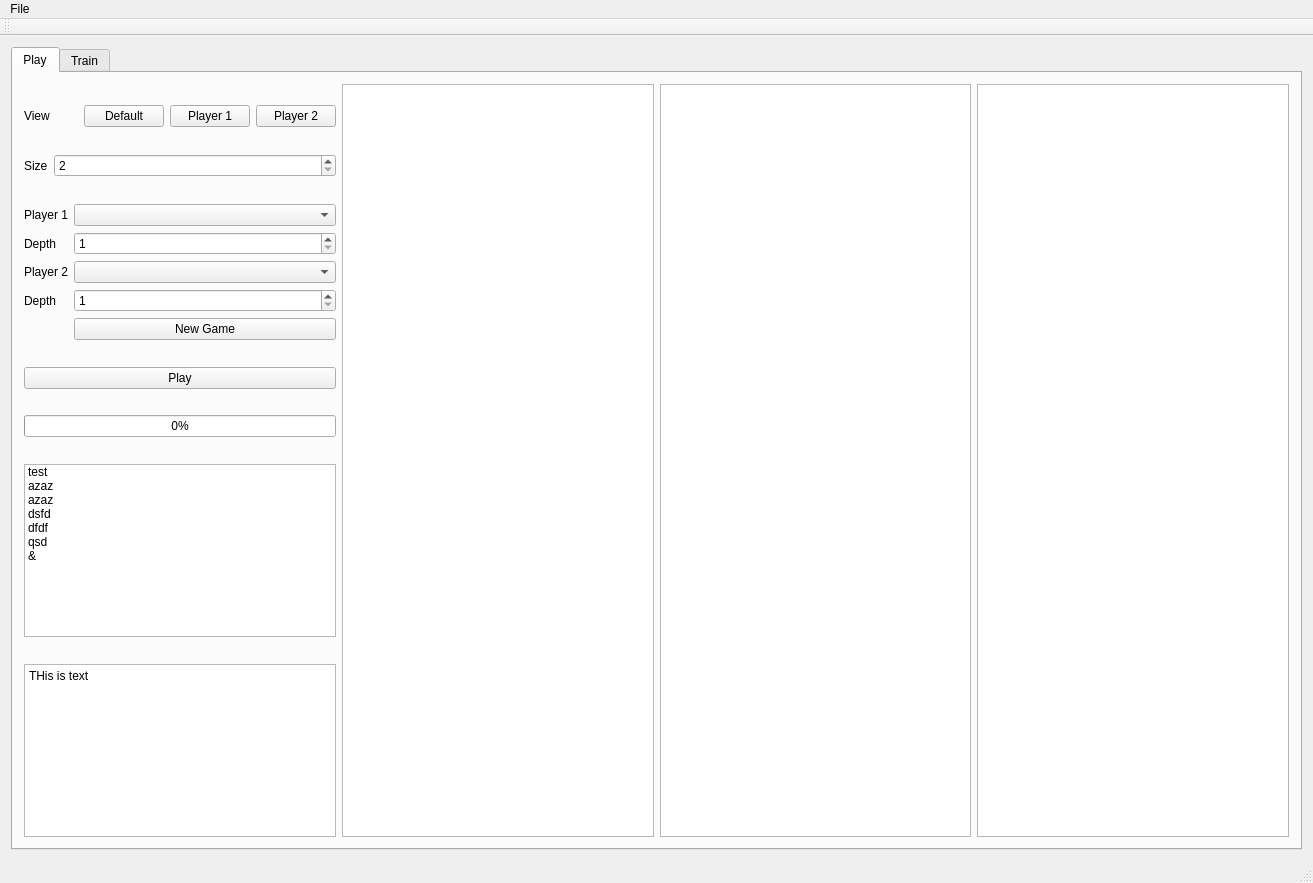
Phyronnaz/TIPE_Hex, file TIPE_Hex_QT/mainwindow.ui: the form before one commit.
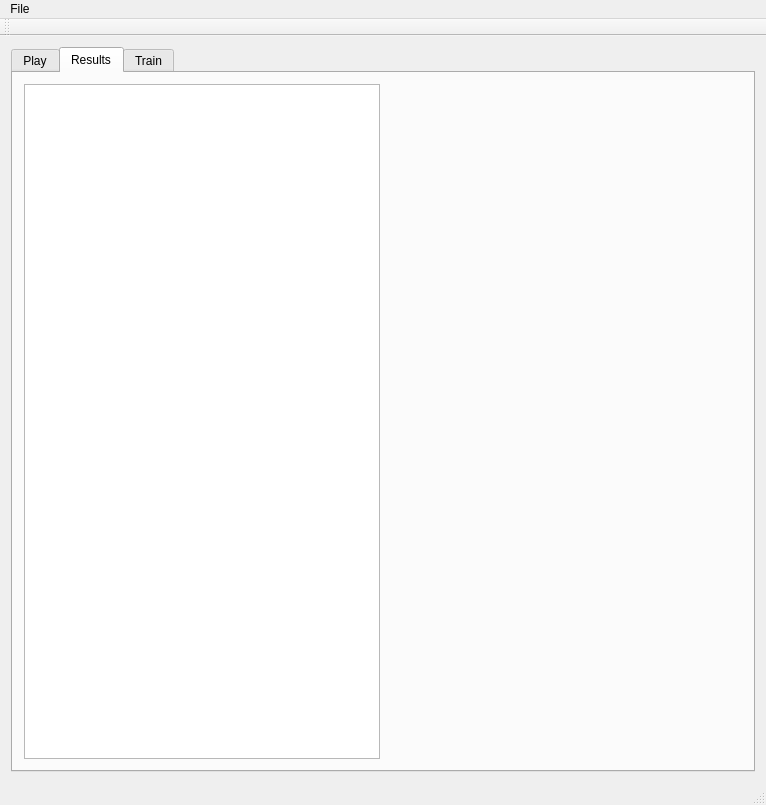
The form after the commit.

What changed in the file:
```diff
--- a/TIPE_Hex_QT/mainwindow.ui
+++ b/TIPE_Hex_QT/mainwindow.ui
@@ -6,8 +6,8 @@
    <rect>
     <x>0</x>
     <y>0</y>
-    <width>1313</width>
-    <height>883</height>
+    <width>766</width>
+    <height>805</height>
    </rect>
   </property>
   <property name="windowTitle">
@@ -18,7 +18,7 @@
     <item>
      <widget class="QTabWidget" name="tabWidget">
       <property name="currentIndex">
-       <number>0</number>
+       <number>1</number>
       </property>
       <widget class="QWidget" name="playTab">
        <attribute name="title">
@@ -370,6 +370,33 @@
         </item>
        </layout>
       </widget>
+      <widget class="QWidget" name="resultsTab">
+       <attribute name="title">
+        <string>Results</string>
+       </attribute>
+       <layout class="QHBoxLayout" name="horizontalLayoutResultsTab">
+        <item>
+         <widget class="QListWidget" name="listWidgetResults">
+          <property name="sizePolicy">
+           <sizepolicy hsizetype="Preferred" vsizetype="Expanding">
+            <horstretch>0</horstretch>
+            <verstretch>0</verstretch>
+           </sizepolicy>
+          </property>
+         </widget>
+        </item>
+        <item>
+         <layout class="QVBoxLayout" name="verticalLayoutResults">
+          <item>
+           <widget class="QWidget" name="widgetPlot" native="true"/>
+          </item>
+          <item>
+           <widget class="QWidget" name="widgetToolbar" native="true"/>
+          </item>
+         </layout>
+        </item>
+       </layout>
+      </widget>
       <widget class="QWidget" name="trainTab">
        <attribute name="title">
         <string>Train</string>
@@ -395,8 +422,8 @@
     <rect>
      <x>0</x>
      <y>0</y>
-     <width>1313</width>
-     <height>19</height>
+     <width>766</width>
+     <height>16</height>
     </rect>
    </property>
    <widget class="QMenu" name="menuFile">
```
Left out of the diff: 2 changed lines with no effect on the pictures.
